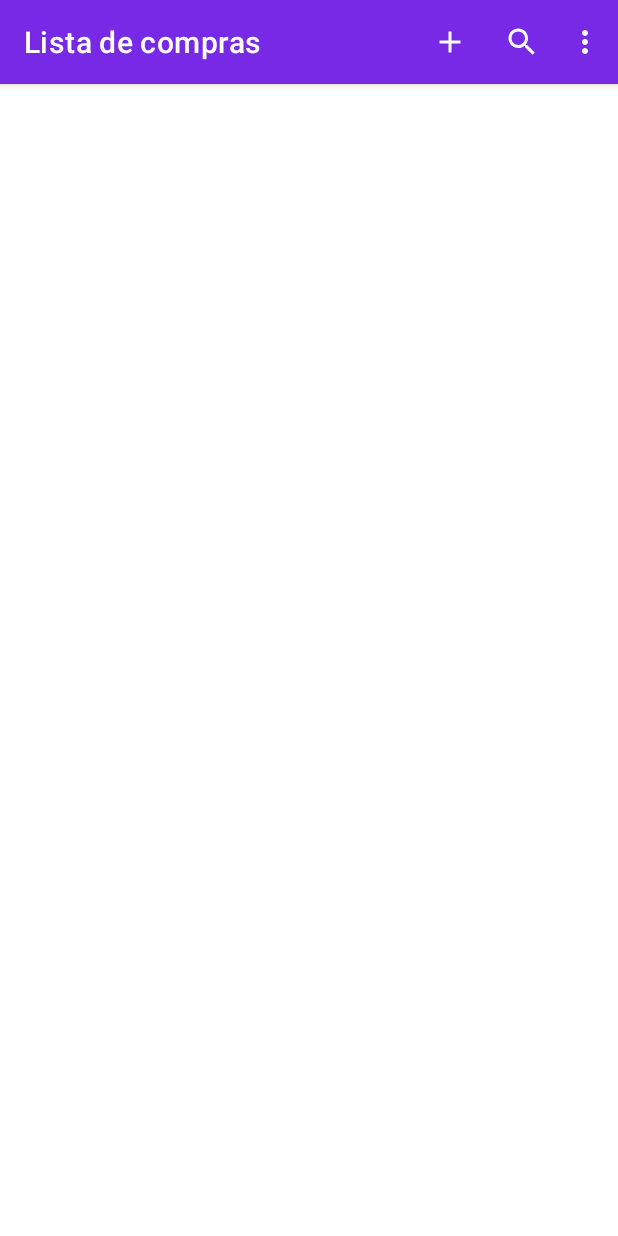
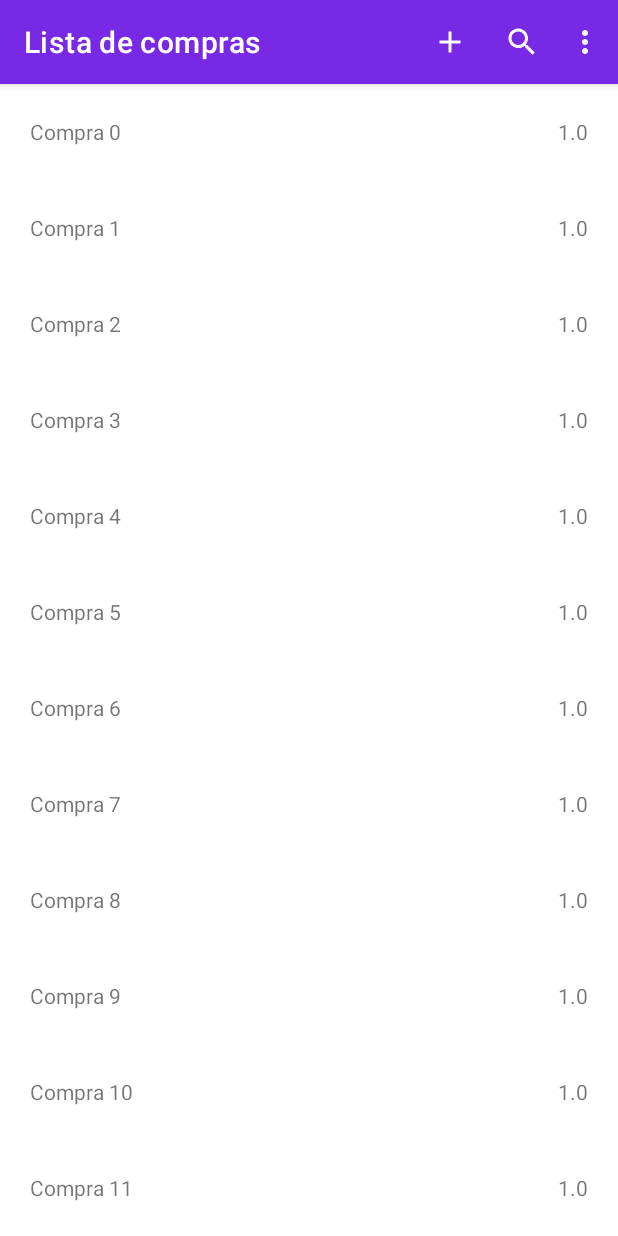
Before and after one commit to evandrolrff/intelMarketList, an Android app: the screen it shows after launch (MainActivity), on a phone screen of 412 x 824 dp. Run offline under Robolectric (Android 15) with nearby library versions, the phone set to English and light mode, and no system bars.

Commit message:
Usando recyclerView e lista estatica

```diff
--- /dev/null
+++ b/app/src/main/java/com/example/intelmarketlist/CompraAdapter.java
@@ -0,0 +1,72 @@
+package com.example.intelmarketlist;
+
+import android.content.Context;
+import android.view.LayoutInflater;
+import android.view.View;
+import android.view.ViewGroup;
+import android.widget.ProgressBar;
+import android.widget.TextView;
+
+import androidx.recyclerview.widget.RecyclerView;
+
+import java.util.List;
+
+public class CompraAdapter extends RecyclerView.Adapter<CompraAdapter.ComprasViewHolder> {
+    protected static final String TAG = "teste";
+    private final List<Compras> compras;
+    private final Context context;
+    private final CompraOnClickListener onclickListener;
+
+    public interface CompraOnClickListener {
+        void onClickCompra(ComprasViewHolder view, int idx);
+    }
+
+    public CompraAdapter(Context context, List<Compras> compras, CompraOnClickListener onclickListener){
+        this.context = context;
+        this.compras = compras;
+        this.onclickListener = onclickListener;
+    }
+
+    @Override
+    public ComprasViewHolder onCreateViewHolder(ViewGroup viewGroup, int viewType){
+        View view = LayoutInflater.from(context).inflate(R.layout.adapter_compra, viewGroup, false);
+
+        ComprasViewHolder holder = new ComprasViewHolder(view);
+        return holder;
+    }
+
+    @Override
+    public void onBindViewHolder(final ComprasViewHolder holder, final int position){
+        Compras c = compras.get(position);
+
+        holder.tNome.setText(c.nome);
+        holder.tValor.setText(c.getValor());
+
+        if(onclickListener != null){
+            holder.itemView.setOnClickListener(new View.OnClickListener() {
+                @Override
+                public void onClick(View v){
+                    onclickListener.onClickCompra(holder, position);
+                }
+            });
+        }
+    }
+
+    @Override
+    public int getItemCount() {
+        return this.compras != null ? this.compras.size() : 0;
+    }
+
+    public static class ComprasViewHolder extends RecyclerView.ViewHolder {
+        public TextView tNome;
+        public TextView tValor;
+        private View view;
+
+        public ComprasViewHolder(View view){
+            super(view);
+            this.view = view;
+            tNome = (TextView) view.findViewById(R.id.tNome);
+            tValor = (TextView) view.findViewById(R.id.tValor);
+        }
+    }
+}
--- /dev/null
+++ b/app/src/main/java/com/example/intelmarketlist/Compras.java
@@ -0,0 +1,27 @@
+package com.example.intelmarketlist;
+
+import java.util.ArrayList;
+import java.util.List;
+
+public class Compras {
+    public String nome;
+    public float valor;
+
+    public Compras(String nome, float valor) {
+        this.nome = nome;
+        this.valor = valor;
+    }
+
+    public String getValor() {
+        return String.valueOf(valor);
+    }
+
+    public static List<Compras> getCompras(){
+        List<Compras> compras = new ArrayList<Compras>();
+
+        for (int i = 0; i < 20; i++)
+            compras.add(new Compras("Compra "+i, (float) 1.0));
+
+        return compras;
+    }
+}
--- a/app/src/main/java/com/example/intelmarketlist/MainActivity.java
+++ b/app/src/main/java/com/example/intelmarketlist/MainActivity.java
@@ -2,34 +2,72 @@ package com.example.intelmarketlist;
 
 import androidx.appcompat.app.ActionBar;
 import androidx.appcompat.app.AppCompatActivity;
+import androidx.recyclerview.widget.DefaultItemAnimator;
+import androidx.recyclerview.widget.LinearLayoutManager;
+import androidx.recyclerview.widget.RecyclerView;
 
+import android.app.Activity;
+import android.content.Intent;
 import android.graphics.Color;
 import android.graphics.drawable.ColorDrawable;
 import android.os.Bundle;
-import android.util.Log;
 import android.view.Menu;
+import android.view.MenuItem;
+import android.view.View;
+import android.widget.Toast;
 
 import com.google.android.material.snackbar.Snackbar;
 
+import java.util.List;
+
 
 public class MainActivity extends AppCompatActivity {
+
+    private RecyclerView recyclerView;
 
     @Override
     protected void onCreate(Bundle savedInstanceState) {
         super.onCreate(savedInstanceState);
         setContentView(R.layout.activity_main);
 
+        // ActiorBar
         ActionBar actionBar = getSupportActionBar();
         actionBar.setTitle(R.string.actionbar_title);
         actionBar.setBackgroundDrawable(new ColorDrawable(Color.parseColor("#7729E6")));
 
+        // RecyclerView
+        recyclerView = (RecyclerView) findViewById(R.id.recyclerViewList);
+        recyclerView.setLayoutManager(new LinearLayoutManager(this));
+        recyclerView.setItemAnimator(new DefaultItemAnimator());
+        // recyclerView.setHasFixedSize(true);
+
+        //Compras e Adapter
+        List<Compras> compras = Compras.getCompras();
+        recyclerView.setAdapter(new CompraAdapter(this, compras, onClickCompra()));
 
     }
 
     @Override
     public boolean onCreateOptionsMenu(Menu menu) {
         getMenuInflater().inflate(R.menu.menu_main, menu);
-
         return true;
     }
+
+    private CompraAdapter.CompraOnClickListener onClickCompra(){
+        return new CompraAdapter.CompraOnClickListener() {
+            @Override
+            public void onClickCompra(CompraAdapter.ComprasViewHolder holder, int idx){
+                List<Compras> compras = Compras.getCompras();
+                Compras c = compras.get(idx);
+                Toast.makeText(getBaseContext(), "Compras: "+c.nome, Toast.LENGTH_SHORT).show();
+            }
+        };
+    }
+
+    private Activity getActivity() { return this; }
+
+
+   /* public boolean onOptionsItemSelected(MenuItem item){
+        int id = item.getItemId();
+    }*/
 }
--- a/app/src/main/res/layout/activity_main.xml
+++ b/app/src/main/res/layout/activity_main.xml
@@ -6,18 +6,9 @@
     android:layout_height="match_parent"
     tools:context=".MainActivity">
 
-    <LinearLayout
-        android:layout_width="match_parent"
-        android:layout_height="match_parent"
-        android:orientation="vertical"
-        app:layout_constraintEnd_toEndOf="parent"
-        app:layout_constraintStart_toStartOf="parent"
-        app:layout_constraintTop_toTopOf="parent">
-
         <androidx.recyclerview.widget.RecyclerView
+            android:id="@+id/recyclerViewList"
             android:layout_width="match_parent"
             android:layout_height="match_parent" />
 
-    </LinearLayout>
-
 </androidx.constraintlayout.widget.ConstraintLayout>
--- /dev/null
+++ b/app/src/main/res/layout/adapter_compra.xml
@@ -0,0 +1,23 @@
+<?xml version="1.0" encoding="utf-8"?>
+<LinearLayout xmlns:android="http://schemas.android.com/apk/res/android"
+    android:layout_width="match_parent"
+    android:layout_height="?android:attr/listPreferredItemHeight"
+    android:background="?android:attr/selectableItemBackground"
+    android:gravity="center_vertical"
+    android:orientation="horizontal">
+
+    <TextView
+        android:id="@+id/tNome"
+        android:layout_width="0dp"
+        android:layout_height="wrap_content"
+        android:layout_marginStart="20dp"
+        android:layout_weight="7"/>
+
+    <TextView
+        android:id="@+id/tValor"
+        android:layout_width="0dp"
+        android:layout_height="wrap_content"
+        android:layout_marginEnd="20dp"
+        android:layout_weight="7"
+        android:gravity="end"/>
+</LinearLayout>
```
